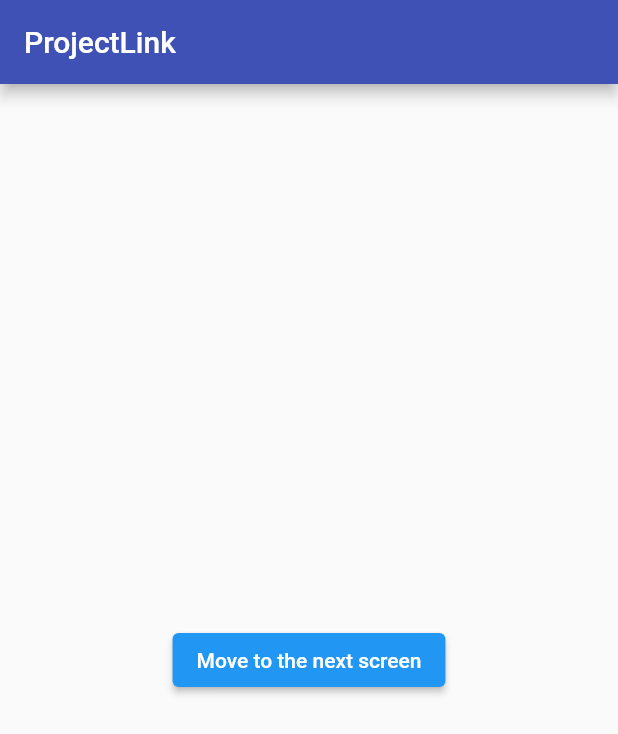
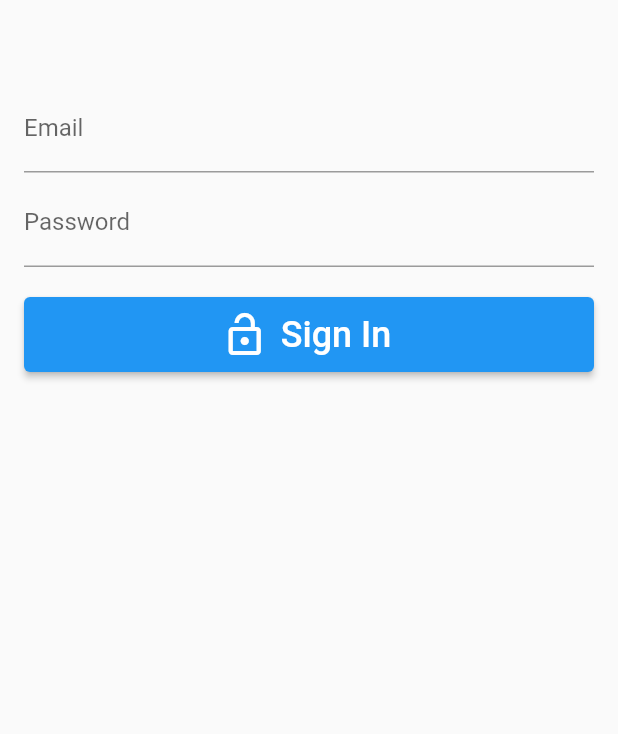
Before and after one commit to semandreis/project_link, a Flutter app: the screen it shows after launch, on a phone screen of 412 x 824 dp. Shown: the top 734 px of the screen. Run offline on Flutter 3.47's test engine with Material 2 defaults, Android fonts, the phone set to English and light mode, and no system bars; our stand-ins replace firebase_auth, firebase_core; accounts and stored records are empty.

Commit message:
Login Firebase + Sign out page

```diff
--- /dev/null
+++ b/lib/login_page.dart
@@ -0,0 +1,61 @@
+import 'package:firebase_auth/firebase_auth.dart';
+import 'package:flutter/material.dart';
+
+
+class LoginPage extends StatefulWidget {
+  const LoginPage({Key? key}) : super(key: key);
+
+  @override
+  State<LoginPage> createState() => _LoginPageState();
+}
+
+class _LoginPageState extends State<LoginPage> {
+  final emailController = TextEditingController();
+  final passwordController = TextEditingController();
+
+  @override
+  void dispose() {
+    emailController.dispose();
+    passwordController.dispose();
+    super.dispose();
+  }
+
+  @override
+  Widget build(BuildContext context) => SingleChildScrollView(
+        padding: const EdgeInsets.all(16),
+        child: Column(
+          mainAxisAlignment: MainAxisAlignment.center,
+          children: [
+            const SizedBox(height: 40),
+            TextField(
+                controller: emailController,
+                cursorColor: Colors.white,
+                textInputAction: TextInputAction.next,
+                decoration: const InputDecoration(labelText: 'Email')),
+            const SizedBox(height: 4),
+            TextField(
+              controller: passwordController,
+              textInputAction: TextInputAction.done,
+              decoration: const InputDecoration(labelText: 'Password'),
+              obscureText: true,
+            ),
+            const SizedBox(height: 20),
+            ElevatedButton.icon(
+              style: ElevatedButton.styleFrom(
+                minimumSize: const Size.fromHeight(50),
+              ),
+              icon: const Icon(Icons.lock_open, size: 32),
+              label: const Text('Sign In', style: TextStyle(fontSize: 24)),
+              onPressed: signIn,
+            )
+          ],
+        ),
+      );
+
+  Future signIn() async {
+    await FirebaseAuth.instance.signInWithEmailAndPassword(
+      email: emailController.text.trim(),
+      password: passwordController.text.trim(),
+    );
+  }
+}
--- a/lib/main.dart
+++ b/lib/main.dart
@@ -1,81 +1,43 @@
-// ignore_for_file: avoid_unnecessary_containers
+import 'package:firebase_auth/firebase_auth.dart';
+import 'package:flutter/material.dart';
+import 'package:firebase_core/firebase_core.dart';
+import 'package:project_link/home_page.dart';
+import 'package:project_link/login_page.dart';
 
-import 'package:flutter/material.dart';
-
-void main() {
+Future main() async {
+  WidgetsFlutterBinding.ensureInitialized();
+  await Firebase.initializeApp();
   runApp(const MyApp());
 }
 
-class MyApp extends StatefulWidget {
+class MyApp extends StatelessWidget {
   const MyApp({Key? key}) : super(key: key);
 
   @override
-  State<MyApp> createState() => _HomePageState();
+  Widget build(BuildContext context) => MaterialApp(
+      debugShowCheckedModeBanner: false,
+      home: MainPage(),
+    );
 }
 
-class _HomePageState extends State<MyApp> {
+class MainPage extends StatelessWidget {
   @override
-  Widget build(BuildContext context) {
-    return MaterialApp(
-        debugShowCheckedModeBanner: false,
-        home: Scaffold(
-            appBar: AppBar(
-              title: const Text('ProjectLink'),
-              backgroundColor: Colors.indigo,
-            ),
-            body: const FirstScreen()));
-  }
+  Widget build(BuildContext context) => Scaffold(
+    body: StreamBuilder<User?>(
+        stream: FirebaseAuth.instance.authStateChanges(),
+        builder: (context, snapshot) {
+          if(snapshot.connectionState == ConnectionState.waiting){
+            return Center(child: CircularProgressIndicator());
+          }
+          else if(snapshot.hasError){
+            return Center(child: Text('Something went wrong!'));
+          }
+          else if (snapshot.hasData) {
+            return HomePage();
+          } else {
+            return LoginPage();
+          }
+        }),
+  );
+
 }
-
-class FirstScreen extends StatelessWidget {
-  const FirstScreen({Key? key}) : super(key: key);
-
-  @override
-  Widget build(BuildContext context) {
-    // Avoide unnecessary constainers
-    return Container(
-        child: Center(
-            child: ElevatedButton(
-              onPressed: () => Navigator.of(context)
-                  .push(MaterialPageRoute(builder: (context) => const NewScreen())),
-              child: const Text('Move to the next screen'),
-            )
-        ));
-  }
-}
-
-class NewScreen extends StatefulWidget {
-  const NewScreen({Key? key}) : super(key: key);
-
-  @override
-  State<NewScreen> createState() => _NewScreenState();
-}
-
-class _NewScreenState extends State<NewScreen> {
-  TextEditingController textEditingController = TextEditingController();
-
-  @override
-  void dispose() {
-    textEditingController.dispose();
-    // ignore: avoid_print
-    print('Dispose used');
-    super.dispose();
-  }
-
-  @override
-  Widget build(BuildContext context) {
-    return Scaffold(
-      appBar: AppBar(
-        title: const Text('Projects'),
-        backgroundColor: Colors.indigo,
-      ),
-      // Avoide unnsessary constainers
-      body: Container(
-          child: const Center(
-            child: Padding(
-                padding: EdgeInsets.symmetric(horizontal: 20.0),
-                child: Text('This is the new screen, going back will dispose the widget')),
-          )),
-    );
-  }
-}
```
Also changed, not shown: lib/home_page.dart (added, +41 -0 lines), pubspec.yaml (+3 -6 lines), pubspec.lock, 10 other files.
